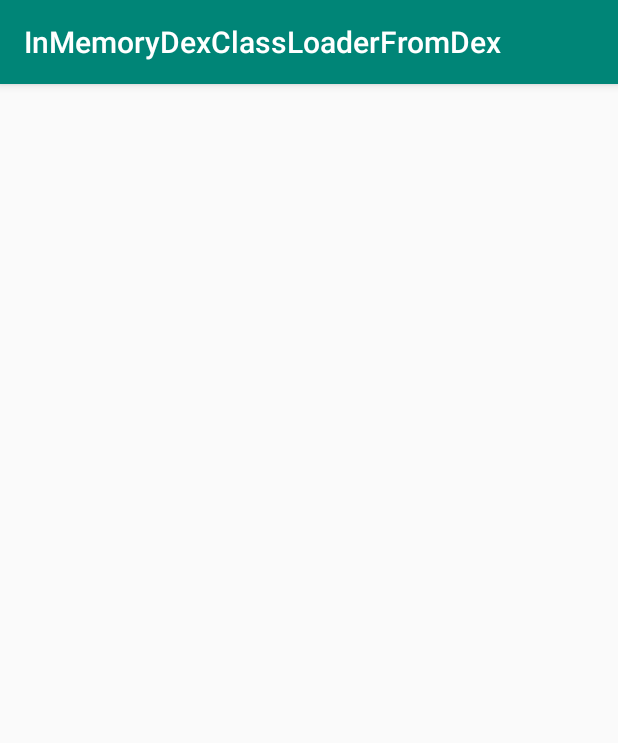
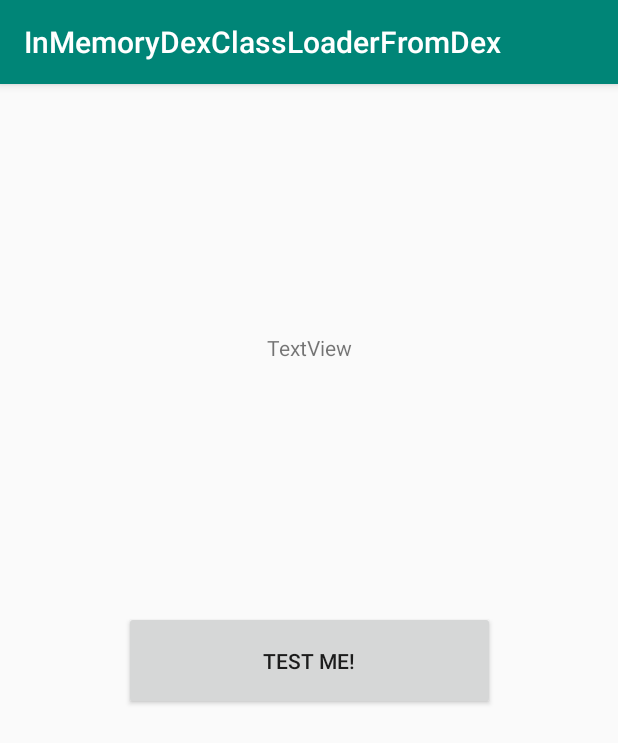
Before and after one commit to admly/InMemoryDexClassLoaderFromDex, an Android app: the screen it shows after launch (MainActivity), on a phone screen of 412 x 824 dp. Shown: the top 743 px of the screen. Run offline under Robolectric (Android 15) with nearby library versions, the phone set to English and light mode, and no system bars.

Commit message:
Modified printing

```diff
--- a/app/src/main/java/com/a/inmemorydexclassloaderfromdex/MainActivity.java
+++ b/app/src/main/java/com/a/inmemorydexclassloaderfromdex/MainActivity.java
@@ -6,6 +6,9 @@ import android.support.annotation.RequiresApi;
 import android.support.v7.app.AppCompatActivity;
 import android.os.Bundle;
 import android.util.Log;
+import android.view.View;
+import android.widget.Button;
+import android.widget.TextView;
 
 import java.io.ByteArrayOutputStream;
 import java.io.File;
@@ -25,18 +28,33 @@ import java.util.concurrent.Future;
 import dalvik.system.DexClassLoader;
 import dalvik.system.InMemoryDexClassLoader;
 
-public class MainActivity extends AppCompatActivity {
+public class MainActivity extends AppCompatActivity implements View.OnClickListener {
+    Button button1;
+    TextView textView1;
 
     @Override
     protected void onCreate(Bundle savedInstanceState) {
         super.onCreate(savedInstanceState);
         setContentView(R.layout.activity_main);
 
+        button1 = findViewById(R.id.button);
+        button1.setOnClickListener(this);
+        textView1 = findViewById(R.id.textView);
+    }
+
+    @Override
+    public void onClick(View v) {
+        if (v.getId() == R.id.button) {
+            performAction();
+        }
+    }
+
+    private void performAction() {
         ExecutorService pool = Executors.newFixedThreadPool(1);
         Future<String> future = pool.submit(new LoaderCallable(this.getApplicationContext()));
         try {
             String string = future.get();
-            System.out.println(string);
+            textView1.setText(string);
         } catch (ExecutionException e) {
             e.printStackTrace();
         } catch (InterruptedException e) {
@@ -75,7 +93,7 @@ class LoaderCallable implements Callable<String> {
 
         Log.i("MainActivity", "DOWNLOADING FINISHED!!!");
 
-        InMemoryDexClassLoader inMemoryDexClassLoader = new InMemoryDexClassLoader(byteBuffer,  context.getClassLoader());
+        InMemoryDexClassLoader inMemoryDexClassLoader = new InMemoryDexClassLoader(byteBuffer, context.getClassLoader());
 
         Class<?> dynamicClass = inMemoryDexClassLoader.loadClass("ClassToLoadWithClassloader");
         Constructor<?> ctor = dynamicClass.getConstructor();
--- a/app/src/main/res/layout/activity_main.xml
+++ b/app/src/main/res/layout/activity_main.xml
@@ -6,5 +6,25 @@
     android:layout_height="match_parent"
     tools:context=".MainActivity">
 
+    <Button
+        android:id="@+id/button"
+        android:layout_width="247dp"
+        android:layout_height="66dp"
+        android:text="Test me!"
+        app:layout_constraintBottom_toBottomOf="parent"
+        app:layout_constraintEnd_toEndOf="parent"
+        app:layout_constraintHorizontal_bias="0.5"
+        app:layout_constraintStart_toStartOf="parent"
+        app:layout_constraintTop_toTopOf="parent" />
 
+    <TextView
+        android:id="@+id/textView"
+        android:layout_width="wrap_content"
+        android:layout_height="wrap_content"
+        android:text="TextView"
+        app:layout_constraintBottom_toTopOf="@+id/button"
+        app:layout_constraintEnd_toEndOf="parent"
+        app:layout_constraintHorizontal_bias="0.5"
+        app:layout_constraintStart_toStartOf="parent"
+        app:layout_constraintTop_toTopOf="parent" />
 </android.support.constraint.ConstraintLayout>
```
